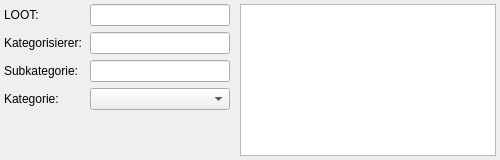
First picture: the form in Structure/Pages/Section_Mod_Statistics_Category.ui, repository Looking4Git/Starfield_LOH, before the edit.
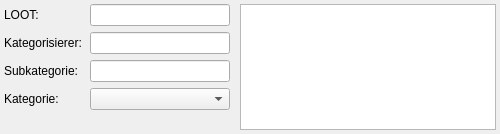
Second picture: the form after the edit.

What changed in the file:
```diff
--- a/Structure/Pages/Section_Mod_Statistics_Category.ui
+++ b/Structure/Pages/Section_Mod_Statistics_Category.ui
@@ -7,7 +7,7 @@
     <x>0</x>
     <y>0</y>
     <width>500</width>
-    <height>160</height>
+    <height>134</height>
    </rect>
   </property>
   <layout class="QHBoxLayout" name="main_layout">
@@ -91,7 +91,7 @@
    <item>
     <widget class="QTreeView" name="tree_categories_creations">
      <property name="sizePolicy">
-      <sizepolicy hsizetype="Expanding" vsizetype="Expanding">
+      <sizepolicy hsizetype="Expanding" vsizetype="Fixed">
        <horstretch>0</horstretch>
        <verstretch>0</verstretch>
       </sizepolicy>
@@ -99,7 +99,13 @@
      <property name="minimumSize">
       <size>
        <width>0</width>
-       <height>120</height>
+       <height>126</height>
+      </size>
+     </property>
+     <property name="maximumSize">
+      <size>
+       <width>16777215</width>
+       <height>126</height>
       </size>
      </property>
      <property name="editTriggers">
```
